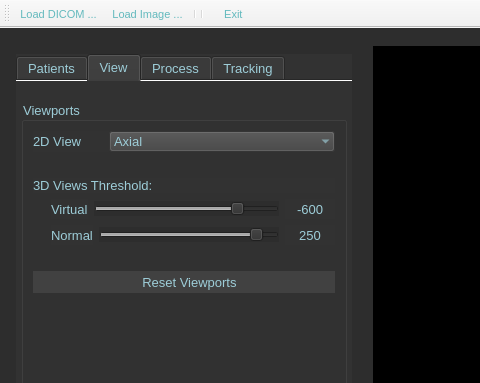
Above: ui/MainWin.ui from DaneshJoy/bronchoscopy before the change; both pictures show x 0 to 480 and y 0 to 383 of the 1273 by 941 pixel window. Below: the same form after it.
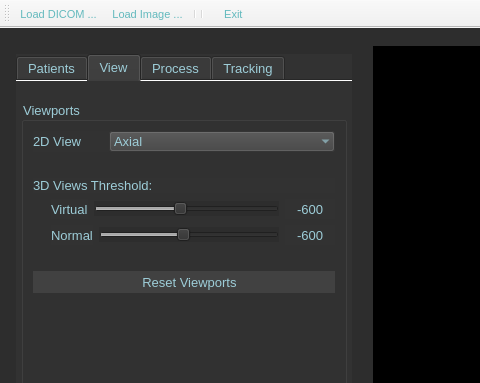
That is the form after the change. The open tabs and pages were chosen to show the change. Icons and pictures are not drawn.

What changed in the file:
```diff
--- a/ui/MainWin.ui
+++ b/ui/MainWin.ui
@@ -999,7 +999,7 @@
                     <string notr="true">background-color: rgb(45, 45, 45);</string>
                    </property>
                    <property name="minimum">
-                    <number>-7000</number>
+                    <number>-2000</number>
                    </property>
                    <property name="maximum">
                     <number>1000</number>
@@ -1092,7 +1092,7 @@
                     <string notr="true">background-color: rgb(45, 45, 45);</string>
                    </property>
                    <property name="minimum">
-                    <number>-7000</number>
+                    <number>-2000</number>
                    </property>
                    <property name="maximum">
                     <number>1000</number>
@@ -1104,7 +1104,7 @@
                     <number>100</number>
                    </property>
                    <property name="value">
-                    <number>250</number>
+                    <number>-600</number>
                    </property>
                    <property name="tracking">
                     <bool>false</bool>
@@ -1140,7 +1140,7 @@
                     <string notr="true">color: rgb(157, 205, 216);</string>
                    </property>
                    <property name="text">
-                    <string>250</string>
+                    <string>-600</string>
                    </property>
                    <property name="alignment">
                     <set>Qt::AlignCenter</set>
```
Left out of the diff: 42 changed lines with no effect on the pictures.
